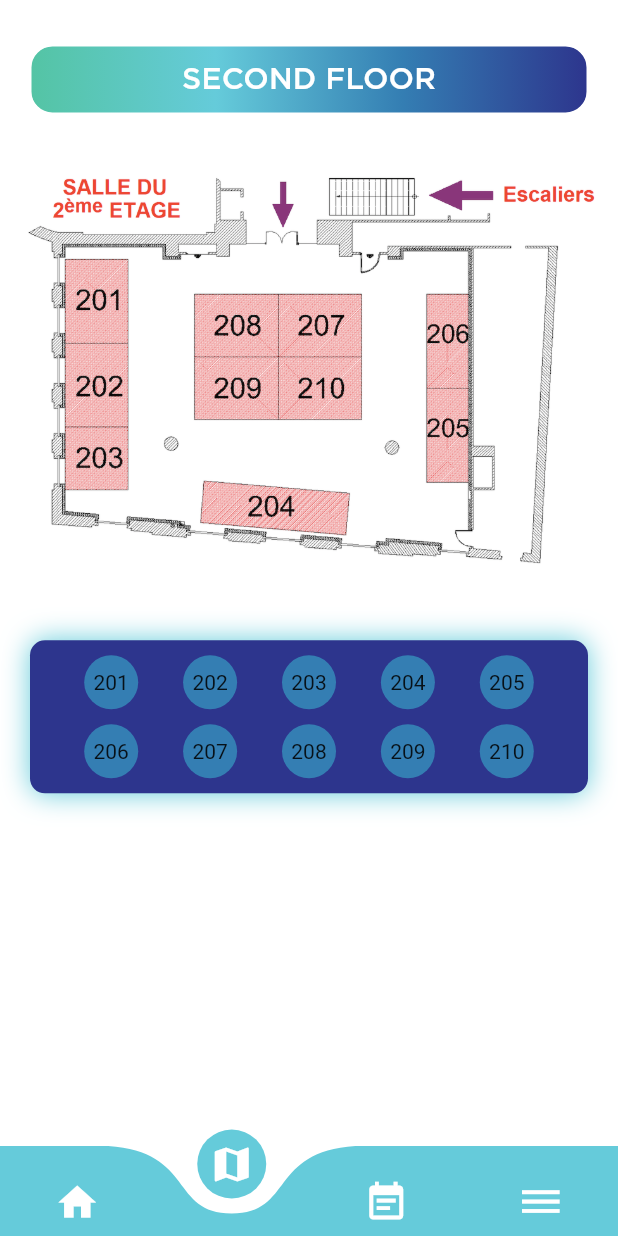
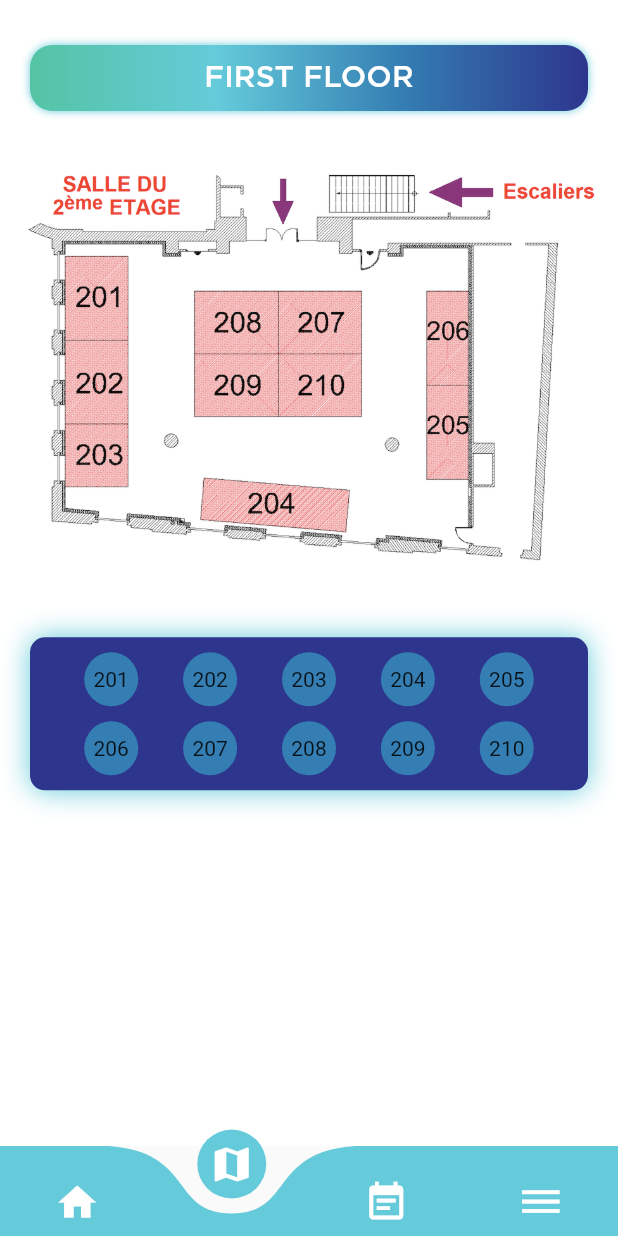
Before and after one commit to fouques1u/ForumHorizonChimie2020, a Flutter app: the screen it shows after launch, item 2 of the bottom bar chosen, on a phone screen of 412 x 824 dp. Run offline on Flutter 3.47's test engine with Material 2 defaults, Android fonts, the light colour scheme and no system bars; drawn by our look-alikes of curved_navigation_bar; our stand-ins replace font_awesome_flutter.

Commit message:
Refactoring + minor changes

```diff
--- a/lang/en.json
+++ b/lang/en.json
@@ -18,6 +18,6 @@
     "confirm" : "Confirm",
     "first_floor" : "FIRST FLOOR",
     "second_floor" : "SECOND FLOOR",
-    "third_floor" : "THIRD FLOOR",
+    "ground_floor" : "GROUND FLOOR",
     "search_firm" : "SEARCH A FIRM"
 }
--- a/lang/fr.json
+++ b/lang/fr.json
@@ -19,6 +19,6 @@
     "confirm" : "Confirmer",
     "first_floor" : "PREMIER ETAGE",
     "second_floor" : "DEUXIEME ETAGE",
-    "third_floor" : "TROISIEME ETAGE",
+    "ground_floor" : "REZ DE CHAUSSÉE",
     "search_firm" : "CHERCHER UNE ENTREPRISE"
 }
--- a/lib/home_page.dart
+++ b/lib/home_page.dart
@@ -1,7 +1,7 @@
 import 'package:flutter/material.dart';
 import 'package:forum_horizon_chimie/app_localizations.dart';
-import 'package:forum_horizon_chimie/curved_bottom_navigation_bar.dart';
 
+import 'widgets/curved_bottom_navigation_bar.dart';
 import 'screens/cv_screen.dart';
 import 'screens/home_screen.dart';
 import 'screens/map_screen.dart';
--- a/lib/screens/map_pages/second_floor.dart
+++ b/lib/screens/map_pages/second_floor.dart
@@ -1,4 +1,5 @@
 import 'package:flutter/material.dart';
+import 'package:forum_horizon_chimie/widgets/page_title_classic.dart';
 
 import '../../colors.dart';
 import '../../app_localizations.dart';
@@ -38,30 +39,7 @@ class SecondFloorPage extends StatelessWidget {
           SizedBox(
             height: 10,
           ),
-          Container(
-            width: double.infinity,
-            margin: EdgeInsets.all(20),
-            padding: EdgeInsets.all(10),
-            decoration: BoxDecoration(
-              gradient: LinearGradient(
-                colors: <Color>[
-                  lightGreenColor,
-                  lightBlueColor,
-                  simpleBlueColor,
-                  darkBlueColor,
-                ],
-              ),
-              borderRadius: BorderRadius.circular(15),
-              shape: BoxShape.rectangle,
-              border: Border.all(color: Colors.white, width: 1.0),
-            ),
-            alignment: Alignment.center,
-            child: FittedBox(
-                child: Text(
-              AppLocalizations.of(context).translate('second_floor'),
-              style: Theme.of(context).textTheme.subtitle,
-            )),
-          ),
+          ClassicPageTitle(title: 'first_floor',),
           Container(
             alignment: Alignment.topLeft,
             child: Image.asset(
--- a/lib/curved_bottom_navigation_bar.dart
+++ b/lib/widgets/curved_bottom_navigation_bar.dart
@@ -13,7 +13,7 @@ class CurvedBottomNavigationBar extends StatelessWidget {
       animationDuration: Duration(milliseconds: 650),
       height: 60,
       color: lightBlueColor,
-      backgroundColor: Colors.white,
+      backgroundColor: Colors.transparent,
       animationCurve: Curves.ease,
       items: [
         Icon(
--- /dev/null
+++ b/lib/widgets/page_title_classic.dart
@@ -0,0 +1,44 @@
+import 'package:flutter/material.dart';
+
+import '../colors.dart';
+import '../app_localizations.dart';
+
+class ClassicPageTitle extends StatelessWidget {
+  final String title;
+
+  ClassicPageTitle({@required this.title});
+
+  @override
+  Widget build(BuildContext context) {
+    return Container(
+      width: double.infinity,
+      margin: EdgeInsets.all(20),
+      padding: EdgeInsets.all(10),
+      decoration: BoxDecoration(
+        gradient: LinearGradient(
+          colors: <Color>[
+            lightGreenColor,
+            lightBlueColor,
+            simpleBlueColor,
+            darkBlueColor,
+          ],
+        ),
+        borderRadius: BorderRadius.circular(15),
+        shape: BoxShape.rectangle,
+        boxShadow: [
+          BoxShadow(
+            blurRadius: 4,
+            color: lightBlueColor,
+          ),
+        ],
+      ),
+      alignment: Alignment.center,
+      child: FittedBox(
+        child: Text(
+          AppLocalizations.of(context).translate(title),
+          style: Theme.of(context).textTheme.subtitle,
+        ),
+      ),
+    );
+  }
+}
```
Also changed, not shown: lib/screens/map_pages/first_floor.dart (+7 -26 lines), lib/screens/map_pages/search_firm.dart (+4 -27 lines), lib/screens/map_pages/third_floor.dart (+2 -25 lines), 1 other file.
